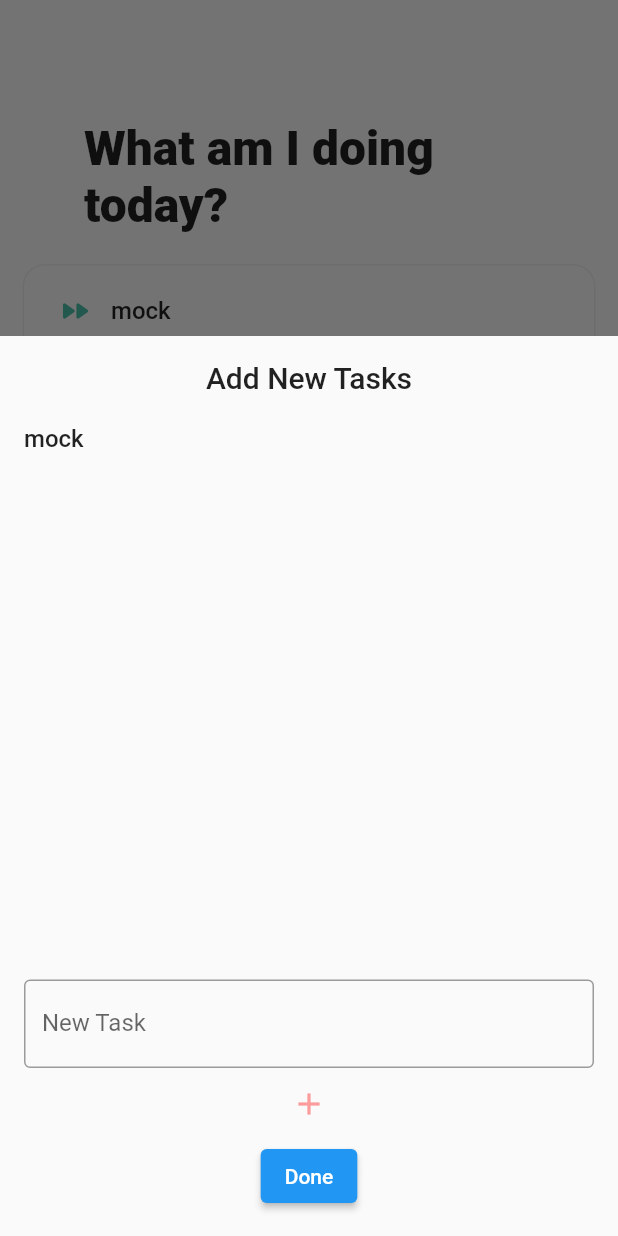
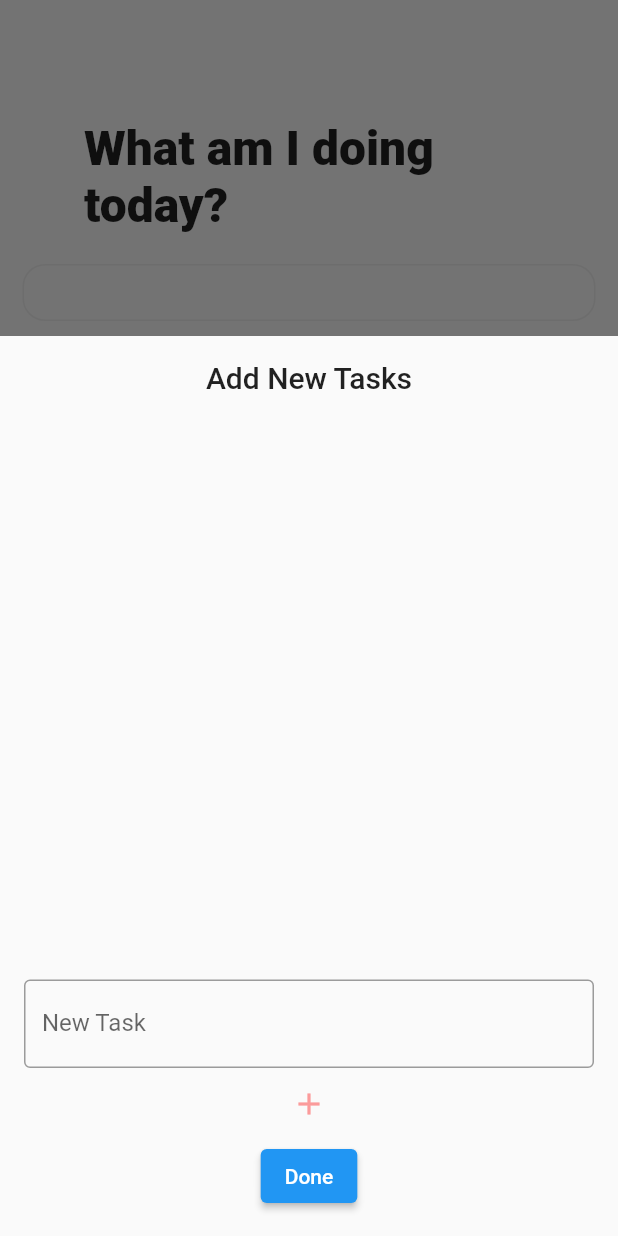
Before and after one commit to tanzyy96/hibryd_flutter, a Flutter app: the StandupToday screen opened directly with empty values, after a tap on "Add", on a phone screen of 412 x 824 dp. Run offline on Flutter 3.47's test engine with Material 2 defaults, Android fonts, the phone set to English and light mode, and no system bars.

Commit message:
working stateful bottom sheet

```diff
--- a/lib/views/standup_view/standup_today.dart
+++ b/lib/views/standup_view/standup_today.dart
@@ -16,89 +16,31 @@ class StandupToday extends StatefulWidget {
 }
 
 class _StandupTodayState extends State<StandupToday> {
-  List<String> newTasks = ["mock"];
-
-  final TextEditingController textController = TextEditingController();
-
-  void addNewTask(String input, StateSetter state) {
-    state(() {
-      newTasks.add(input);
-      textController.clear();
-    });
-  }
+  List<String> newTasks = [];
 
   void showModal(BuildContext ctx) {
     showModalBottomSheet<void>(
         context: ctx,
         isScrollControlled: true,
         builder: (context) {
-          return StatefulBuilder(
-            builder: (context, StateSetter state) => Container(
-              padding: const EdgeInsets.all(16),
-              height: 600,
-              child: Column(
-                mainAxisSize: MainAxisSize.min,
-                mainAxisAlignment: MainAxisAlignment.spaceBetween,
-                children: [
-                  Expanded(
-                    child: Column(
-                      children: [
-                        const Text(
-                          "Add New Tasks",
-                          style: TextStyle(
-                            fontSize: 20,
-                            fontWeight: FontWeight.w500,
-                          ),
-                        ),
-                        const SizedBox(height: 20),
-                        Expanded(
-                          child: ListView.builder(
-                            itemCount: newTasks.length,
-                            itemBuilder: (context, index) => Text(
-                              newTasks[index],
-                              key: UniqueKey(),
-                              style: const TextStyle(
-                                fontSize: 16,
-                                fontWeight: FontWeight.w500,
-                              ),
-                            ),
-                          ),
-                        ),
-                      ],
-                    ),
-                  ),
-                  Column(
-                    children: [
-                      TextFormField(
-                        controller: textController,
-                        onFieldSubmitted: (text) => addNewTask(text, state),
-                        decoration: const InputDecoration(
-                            labelText: "New Task",
-                            hintText: "What's your task?",
-                            border: OutlineInputBorder()),
-                      ),
-                      IconButton(
-                        icon: const Icon(Icons.add),
-                        onPressed: () => addNewTask(textController.text, state),
-                        color: AppColors.primaryColor,
-                      ),
-                      ElevatedButton(
-                          onPressed: () => Navigator.pop(ctx),
-                          child: const Text("Done")),
-                    ],
-                  ),
-                ],
-              ),
-            ),
-          );
+          return TasksBottomSheet(tasks: newTasks, addNewTask: addNewTask);
         });
+  }
+
+  void addNewTask(String input) {
+    setState(() {
+      newTasks.add(input);
+    });
+  }
+
+  @override
+  void initState() {
+    super.initState();
+    newTasks = widget.todayTasks.map((task) => task.description).toList();
   }
 
   @override
   Widget build(BuildContext context) {
-    // Mock data
-    DayTask todayTasks = DayTask(DateTime.now(), widget.todayTasks);
-
     List<Task> getOrderedTasks(List<Task> tasks) {
       List<Task> _otherTasks = [];
       List<Task> _pushedTasks = [];
@@ -287,3 +229,92 @@ class _StandupTodayState extends State<StandupToday> {
     );
   }
 }
+
+class TasksBottomSheet extends StatefulWidget {
+  const TasksBottomSheet({Key? key, required tasks, required this.addNewTask})
+      : initTasks = tasks,
+        super(key: key);
+
+  final List<String> initTasks;
+  final ValueChanged<String> addNewTask;
+
+  @override
+  State<TasksBottomSheet> createState() => TasksBottomSheetState();
+}
+
+class TasksBottomSheetState extends State<TasksBottomSheet> {
+  late List<String> _tasks;
+  final TextEditingController textController = TextEditingController();
+  @override
+  void initState() {
+    _tasks = widget.initTasks;
+    super.initState();
+  }
+
+  void _addNewTasks(String newTask) {
+    setState(() {
+      widget.addNewTask(textController.text);
+      textController.clear();
+    });
+  }
+
+  @override
+  Widget build(BuildContext context) {
+    return Container(
+      padding: const EdgeInsets.all(16),
+      height: 600,
+      child: Column(
+        mainAxisSize: MainAxisSize.min,
+        mainAxisAlignment: MainAxisAlignment.spaceBetween,
+        children: [
+          Expanded(
+            child: Column(
+              children: [
+                const Text(
+                  "Add New Tasks",
+                  style: TextStyle(
+                    fontSize: 20,
+                    fontWeight: FontWeight.w500,
+                  ),
+                ),
+                const SizedBox(height: 20),
+                Expanded(
+                  child: ListView.builder(
+                    itemCount: _tasks.length,
+                    itemBuilder: (context, index) => Text(
+                      _tasks[index],
+                      key: UniqueKey(),
+                      style: const TextStyle(
+                        fontSize: 16,
+                        fontWeight: FontWeight.w500,
+                      ),
+                    ),
+                  ),
+                ),
+              ],
+            ),
+          ),
+          Column(
+            children: [
+              TextFormField(
+                controller: textController,
+                decoration: const InputDecoration(
+                    labelText: "New Task",
+                    hintText: "What's your task?",
+                    border: OutlineInputBorder()),
+              ),
+              IconButton(
+                icon: const Icon(Icons.add),
+                onPressed: () => _addNewTasks(textController.text),
+                color: AppColors.primaryColor,
+              ),
+              ElevatedButton(
+                  onPressed: () => Navigator.pop(context),
+                  child: const Text("Done")),
+            ],
+          ),
+        ],
+      ),
+    );
+  }
+}
```
